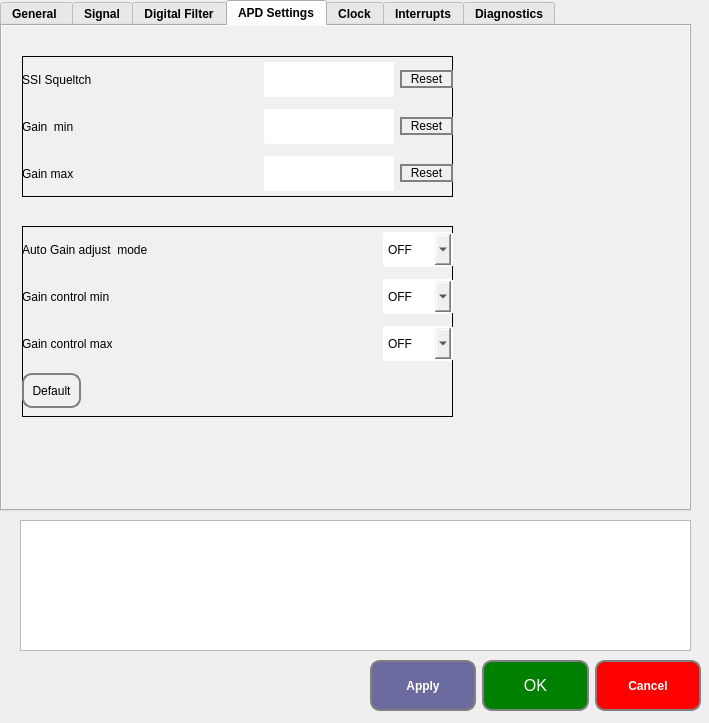
Old version of the form ECA_SOLEIL_ZMI4104C/settingsform.ui in the repository guepy/ECA_ZMI4104C_main.
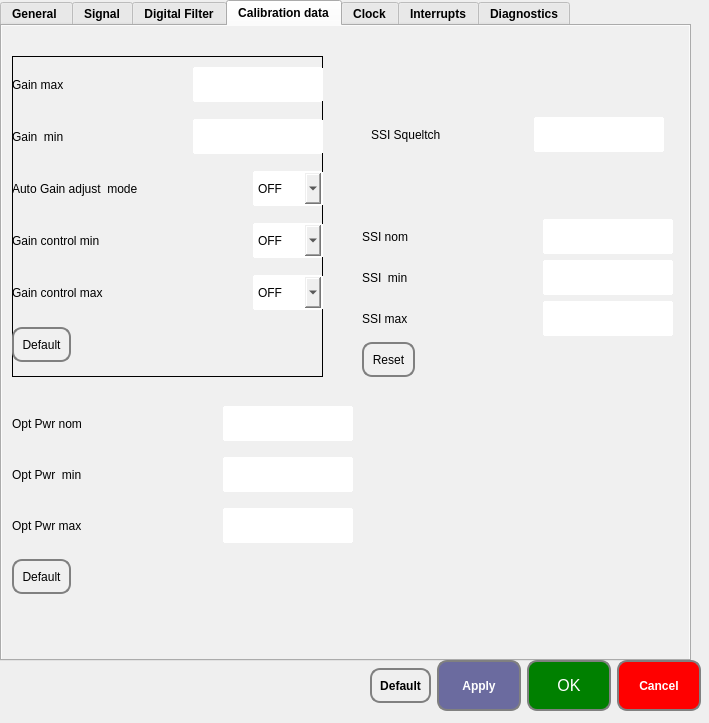
New version of the form. The open tabs and pages were chosen to show the change. Icons and pictures are not drawn.

```diff
--- a/ECA_SOLEIL_ZMI4104C/settingsform.ui
+++ b/ECA_SOLEIL_ZMI4104C/settingsform.ui
@@ -59,7 +59,7 @@
      <x>0</x>
      <y>0</y>
      <width>691</width>
-     <height>511</height>
+     <height>661</height>
     </rect>
    </property>
    <property name="sizePolicy">
@@ -619,116 +619,22 @@
    </widget>
    <widget class="QWidget" name="tab_4">
     <attribute name="title">
-     <string>APD Settings</string>
+     <string>Calibration data</string>
     </attribute>
-    <widget class="QWidget" name="verticalWidget_3" native="true">
+    <widget class="QWidget" name="verticalWidget_4" native="true">
      <property name="geometry">
       <rect>
-       <x>20</x>
+       <x>10</x>
        <y>30</y>
-       <width>431</width>
-       <height>141</height>
+       <width>311</width>
+       <height>321</height>
       </rect>
      </property>
      <property name="styleSheet">
-      <string notr="true">#verticalWidget_3{border: 1px solid;
+      <string notr="true">#verticalWidget_4{border: 1px solid;
 }</string>
      </property>
-     <layout class="QVBoxLayout" name="verticalLayout_3">
-      <item>
-       <layout class="QHBoxLayout" name="horizontalLayout_7">
-        <item>
-         <widget class="QLabel" name="label_9">
-          <property name="text">
-           <string>SSI Squeltch</string>
-          </property>
-         </widget>
-        </item>
-        <item>
-         <spacer name="horizontalSpacer_7">
-          <property name="orientation">
-           <enum>Qt::Horizontal</enum>
-          </property>
-          <property name="sizeHint" stdset="0">
-           <size>
-            <width>40</width>
-            <height>20</height>
-           </size>
-          </property>
-         </spacer>
-        </item>
-        <item>
-         <widget class="QLineEdit" name="lineEdit_7">
-          <property name="sizePolicy">
-           <sizepolicy hsizetype="Fixed" vsizetype="Fixed">
-            <horstretch>0</horstretch>
-            <verstretch>0</verstretch>
-           </sizepolicy>
-          </property>
-          <property name="minimumSize">
-           <size>
-            <width>130</width>
-            <height>35</height>
-           </size>
-          </property>
-         </widget>
-        </item>
-        <item>
-         <widget class="QPushButton" name="pushButton_8">
-          <property name="text">
-           <string>Reset</string>
-          </property>
-         </widget>
-        </item>
-       </layout>
-      </item>
-      <item>
-       <layout class="QHBoxLayout" name="horizontalLayout_8">
-        <item>
-         <widget class="QLabel" name="label_10">
-          <property name="text">
-           <string>Gain  min</string>
-          </property>
-         </widget>
-        </item>
-        <item>
-         <spacer name="horizontalSpacer_8">
-          <property name="orientation">
-           <enum>Qt::Horizontal</enum>
-          </property>
-          <property name="sizeHint" stdset="0">
-           <size>
-            <width>40</width>
-            <height>20</height>
-           </size>
-          </property>
-         </spacer>
-        </item>
-        <item>
-         <widget class="QLineEdit" name="lineEdit_8">
-          <property name="sizePolicy">
-           <sizepolicy hsizetype="Fixed" vsizetype="Fixed">
-            <horstretch>0</horstretch>
-            <verstretch>0</verstretch>
-           </sizepolicy>
-          </property>
-          <property name="minimumSize">
-           <size>
-            <width>130</width>
-            <height>35</height>
-           </size>
-          </property>
-         </widget>
-        </item>
-        <item>
-         <widget class="QPushButton" name="pushButton_9">
-          <property name="text">
-           <string>Reset</string>
-          </property>
-         </widget>
-        </item>
-       </layout>
-      </item>
+     <layout class="QVBoxLayout" name="verticalLayout_5">
       <item>
        <layout class="QHBoxLayout" name="horizontalLayout_9">
         <item>
@@ -767,31 +673,48 @@
           </property>
          </widget>
         </item>
+       </layout>
+      </item>
+      <item>
+       <layout class="QHBoxLayout" name="horizontalLayout_8">
         <item>
-         <widget class="QPushButton" name="pushButton_10">
+         <widget class="QLabel" name="label_10">
           <property name="text">
-           <string>Reset</string>
+           <string>Gain  min</string>
+          </property>
+         </widget>
+        </item>
+        <item>
+         <spacer name="horizontalSpacer_8">
+          <property name="orientation">
+           <enum>Qt::Horizontal</enum>
+          </property>
+          <property name="sizeHint" stdset="0">
+           <size>
+            <width>40</width>
+            <height>20</height>
+           </size>
+          </property>
+         </spacer>
+        </item>
+        <item>
+         <widget class="QLineEdit" name="lineEdit_8">
+          <property name="sizePolicy">
+           <sizepolicy hsizetype="Fixed" vsizetype="Fixed">
+            <horstretch>0</horstretch>
+            <verstretch>0</verstretch>
+           </sizepolicy>
+          </property>
+          <property name="minimumSize">
+           <size>
+            <width>130</width>
+            <height>35</height>
+           </size>
           </property>
          </widget>
         </item>
        </layout>
       </item>
-     </layout>
-    </widget>
-    <widget class="QWidget" name="verticalWidget_4" native="true">
-     <property name="geometry">
-      <rect>
-       <x>20</x>
-       <y>200</y>
-       <width>431</width>
-       <height>191</height>
-      </rect>
-     </property>
-     <property name="styleSheet">
-      <string notr="true">#verticalWidget_4{border: 1px solid;
-}</string>
-     </property>
-     <layout class="QVBoxLayout" name="verticalLayout_5">
       <item>
        <layout class="QHBoxLayout" name="horizontalLayout_18">
         <item>
@@ -972,6 +895,361 @@
       </item>
      </layout>
     </widget>
+    <widget class="QWidget" name="verticalWidget_6" native="true">
+     <property name="geometry">
+      <rect>
+       <x>10</x>
+       <y>370</y>
+       <width>341</width>
+       <height>211</height>
+      </rect>
+     </property>
+     <property name="styleSheet">
+      <string notr="true">#verticalWidget_3{border: 1px solid;
+}</string>
+     </property>
+     <layout class="QVBoxLayout" name="verticalLayout_9">
+      <item>
+       <layout class="QHBoxLayout" name="horizontalLayout_29">
+        <item>
+         <widget class="QLabel" name="label_31">
+          <property name="text">
+           <string>Opt Pwr nom</string>
+          </property>
+         </widget>
+        </item>
+        <item>
+         <spacer name="horizontalSpacer_29">
+          <property name="orientation">
+           <enum>Qt::Horizontal</enum>
+          </property>
+          <property name="sizeHint" stdset="0">
+           <size>
+            <width>40</width>
+            <height>20</height>
+           </size>
+          </property>
+         </spacer>
+        </item>
+        <item>
+         <widget class="QLineEdit" name="lineEdit_20">
+          <property name="sizePolicy">
+           <sizepolicy hsizetype="Fixed" vsizetype="Fixed">
+            <horstretch>0</horstretch>
+            <verstretch>0</verstretch>
+           </sizepolicy>
+          </property>
+          <property name="minimumSize">
+           <size>
+            <width>130</width>
+            <height>35</height>
+           </size>
+          </property>
+         </widget>
+        </item>
+       </layout>
+      </item>
+      <item>
+       <layout class="QHBoxLayout" name="horizontalLayout_30">
+        <item>
+         <widget class="QLabel" name="label_32">
+          <property name="text">
+           <string>Opt Pwr  min</string>
+          </property>
+         </widget>
+        </item>
+        <item>
+         <spacer name="horizontalSpacer_30">
+          <property name="orientation">
+           <enum>Qt::Horizontal</enum>
+          </property>
+          <property name="sizeHint" stdset="0">
+           <size>
+            <width>40</width>
+            <height>20</height>
+           </size>
+          </property>
+         </spacer>
+        </item>
+        <item>
+         <widget class="QLineEdit" name="lineEdit_21">
+          <property name="sizePolicy">
+           <sizepolicy hsizetype="Fixed" vsizetype="Fixed">
+            <horstretch>0</horstretch>
+            <verstretch>0</verstretch>
+           </sizepolicy>
+          </property>
+          <property name="minimumSize">
+           <size>
+            <width>130</width>
+            <height>35</height>
+           </size>
+          </property>
+         </widget>
+        </item>
+       </layout>
+      </item>
+      <item>
+       <layout class="QHBoxLayout" name="horizontalLayout_31">
+        <item>
+         <widget class="QLabel" name="label_33">
+          <property name="text">
+           <string>Opt Pwr max</string>
+          </property>
+         </widget>
+        </item>
+        <item>
+         <spacer name="horizontalSpacer_31">
+          <property name="orientation">
+           <enum>Qt::Horizontal</enum>
+          </property>
+          <property name="sizeHint" stdset="0">
+           <size>
+            <width>40</width>
+            <height>20</height>
+           </size>
+          </property>
+         </spacer>
+        </item>
+        <item>
+         <widget class="QLineEdit" name="lineEdit_22">
+          <property name="sizePolicy">
+           <sizepolicy hsizetype="Fixed" vsizetype="Fixed">
+            <horstretch>0</horstretch>
+            <verstretch>0</verstretch>
+           </sizepolicy>
+          </property>
+          <property name="minimumSize">
+           <size>
+            <width>130</width>
+            <height>35</height>
+           </size>
+          </property>
+         </widget>
+        </item>
+       </layout>
+      </item>
+      <item>
+       <widget class="QPushButton" name="pushButton_16">
+        <property name="sizePolicy">
+         <sizepolicy hsizetype="Fixed" vsizetype="Fixed">
+          <horstretch>0</horstretch>
+          <verstretch>0</verstretch>
+         </sizepolicy>
+        </property>
+        <property name="minimumSize">
+         <size>
+          <width>45</width>
+          <height>35</height>
+         </size>
+        </property>
+        <property name="text">
+         <string>Default</string>
+        </property>
+       </widget>
+      </item>
+     </layout>
+    </widget>
+    <widget class="QWidget" name="verticalWidget_5" native="true">
+     <property name="geometry">
+      <rect>
+       <x>360</x>
+       <y>30</y>
+       <width>311</width>
+       <height>321</height>
+      </rect>
+     </property>
+     <property name="styleSheet">
+      <string notr="true">#verticalWidget_3{border: 1px solid;
+}</string>
+     </property>
+     <layout class="QVBoxLayout" name="verticalLayout_8">
+      <item>
+       <widget class="QWidget" name="ssisq" native="true">
+        <property name="styleSheet">
+         <string notr="true"/>
+        </property>
+        <layout class="QHBoxLayout" name="horizontalLayout_7">
+         <item>
+          <widget class="QLabel" name="label_9">
+           <property name="text">
+            <string>SSI Squeltch</string>
+           </property>
+          </widget>
+         </item>
+         <item>
+          <spacer name="horizontalSpacer_7">
+           <property name="orientation">
+            <enum>Qt::Horizontal</enum>
+           </property>
+           <property name="sizeHint" stdset="0">
+            <size>
+             <width>40</width>
+             <height>20</height>
+            </size>
+           </property>
+          </spacer>
+         </item>
+         <item>
+          <widget class="QLineEdit" name="lineEdit_7">
+           <property name="sizePolicy">
+            <sizepolicy hsizetype="Fixed" vsizetype="Fixed">
+             <horstretch>0</horstretch>
+             <verstretch>0</verstretch>
+            </sizepolicy>
+           </property>
+           <property name="minimumSize">
+            <size>
+             <width>130</width>
+             <height>35</height>
+            </size>
+           </property>
+          </widget>
+         </item>
+        </layout>
+       </widget>
+      </item>
+      <item>
+       <layout class="QHBoxLayout" name="horizontalLayout_26">
+        <item>
+         <widget class="QLabel" name="label_28">
+          <property name="text">
+           <string>SSI nom</string>
+          </property>
+         </widget>
+        </item>
+        <item>
+         <spacer name="horizontalSpacer_26">
+          <property name="orientation">
+           <enum>Qt::Horizontal</enum>
+          </property>
+          <property name="sizeHint" stdset="0">
+           <size>
+            <width>40</width>
+            <height>20</height>
+           </size>
+          </property>
+         </spacer>
+        </item>
+        <item>
+         <widget class="QLineEdit" name="lineEdit_17">
+          <property name="sizePolicy">
+           <sizepolicy hsizetype="Fixed" vsizetype="Fixed">
+            <horstretch>0</horstretch>
+            <verstretch>0</verstretch>
+           </sizepolicy>
+          </property>
+          <property name="minimumSize">
+           <size>
+            <width>130</width>
+            <height>35</height>
+           </size>
+          </property>
+         </widget>
+        </item>
+       </layout>
+      </item>
+      <item>
+       <layout class="QHBoxLayout" name="horizontalLayout_27">
+        <item>
+         <widget class="QLabel" name="label_29">
+          <property name="text">
+           <string>SSI  min</string>
+          </property>
+         </widget>
+        </item>
+        <item>
+         <spacer name="horizontalSpacer_27">
+          <property name="orientation">
+           <enum>Qt::Horizontal</enum>
+          </property>
+          <property name="sizeHint" stdset="0">
+           <size>
+            <width>40</width>
+            <height>20</height>
+           </size>
+          </property>
+         </spacer>
+        </item>
+        <item>
+         <widget class="QLineEdit" name="lineEdit_18">
+          <property name="sizePolicy">
+           <sizepolicy hsizetype="Fixed" vsizetype="Fixed">
+            <horstretch>0</horstretch>
+            <verstretch>0</verstretch>
+           </sizepolicy>
+          </property>
+          <property name="minimumSize">
+           <size>
+            <width>130</width>
+            <height>35</height>
+           </size>
+          </property>
+         </widget>
+        </item>
+       </layout>
+      </item>
+      <item>
+       <layout class="QHBoxLayout" name="horizontalLayout_28">
+        <item>
+         <widget class="QLabel" name="label_30">
+          <property name="text">
+           <string>SSI max</string>
+          </property>
+         </widget>
+        </item>
+        <item>
+         <spacer name="horizontalSpacer_28">
+          <property name="orientation">
+           <enum>Qt::Horizontal</enum>
+          </property>
+          <property name="sizeHint" stdset="0">
+           <size>
+            <width>40</width>
+            <height>20</height>
+           </size>
+          </property>
+         </spacer>
+        </item>
+        <item>
+         <widget class="QLineEdit" name="lineEdit_19">
+          <property name="sizePolicy">
+           <sizepolicy hsizetype="Fixed" vsizetype="Fixed">
+            <horstretch>0</horstretch>
+            <verstretch>0</verstretch>
+           </sizepolicy>
+          </property>
+          <property name="minimumSize">
+           <size>
+            <width>130</width>
+            <height>35</height>
+           </size>
+          </property>
+         </widget>
+        </item>
+       </layout>
+      </item>
+      <item>
+       <widget class="QPushButton" name="pushButton_15">
+        <property name="sizePolicy">
+         <sizepolicy hsizetype="Fixed" vsizetype="Fixed">
+          <horstretch>0</horstretch>
+          <verstretch>0</verstretch>
+         </sizepolicy>
+        </property>
+        <property name="minimumSize">
+         <size>
+          <width>45</width>
+          <height>35</height>
+         </size>
+        </property>
+        <property name="text">
+         <string>Reset</string>
+        </property>
+       </widget>
+      </item>
+     </layout>
+    </widget>
    </widget>
    <widget class="QWidget" name="tab_5">
     <attribute name="title">
@@ -1475,6 +1753,25 @@
       </property>
      </spacer>
     </item>
+    <item>
+     <widget class="QPushButton" name="pushButton_14">
+      <property name="sizePolicy">
+       <sizepolicy hsizetype="Fixed" vsizetype="Fixed">
+        <horstretch>0</horstretch>
+        <verstretch>0</verstretch>
+       </sizepolicy>
+      </property>
+      <property name="minimumSize">
+       <size>
+        <width>45</width>
+        <height>35</height>
+       </size>
+      </property>
+      <property name="text">
+       <string>Default</string>
+      </property>
+     </widget>
+    </item>
     <item>
      <widget class="QPushButton" name="pushButton_2">
       <property name="sizePolicy">
@@ -1538,16 +1835,6 @@
     </item>
    </layout>
   </widget>
-  <widget class="QTextEdit" name="textEdit">
-   <property name="geometry">
-    <rect>
-     <x>20</x>
-     <y>520</y>
-     <width>671</width>
-     <height>131</height>
-    </rect>
-   </property>
-  </widget>
  </widget>
  <resources>
   <include location="ressources.qrc"/>
```
Left out of the diff: 2 changed lines with no effect on the pictures.
